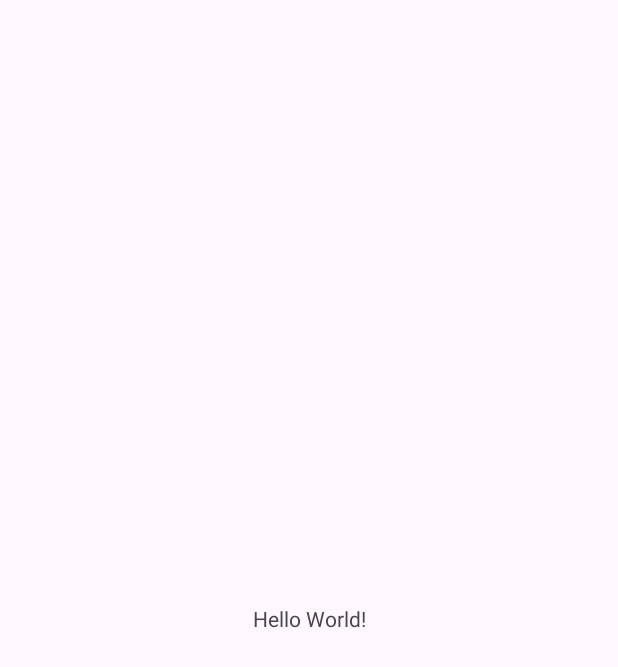
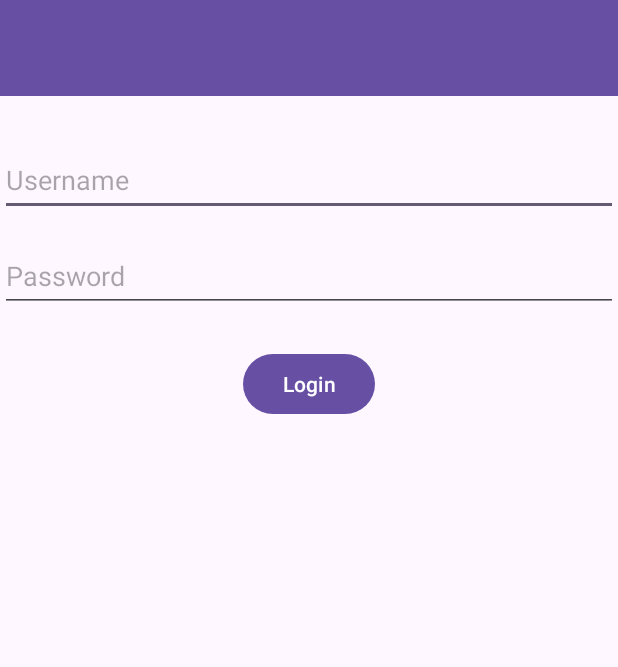
Before and after one commit to preaker81/JAVA22-Mobilt-LifeCycle-jimmy-karlsson, an Android app: the screen it shows after launch (MainActivity), on a phone screen of 412 x 824 dp. Before the commit the part shown is almost empty. Shown: the top 667 px of the screen. Run offline under Robolectric (Android 15) with nearby library versions, the phone set to English and light mode, and no system bars.

Commit message:
login and menu toggle

```diff
--- a/app/src/main/AndroidManifest.xml
+++ b/app/src/main/AndroidManifest.xml
@@ -13,6 +13,9 @@
         android:theme="@style/Theme.LifeCycle"
         tools:targetApi="31">
         <activity
+            android:name=".DashboardActivity"
+            android:exported="false" />
+        <activity
             android:name=".MainActivity"
             android:exported="true">
             <intent-filter>
--- a/app/src/main/java/com/example/lifecycle/MainActivity.kt
+++ b/app/src/main/java/com/example/lifecycle/MainActivity.kt
@@ -1,11 +1,100 @@
 package com.example.lifecycle
 
+import android.content.Intent
+import android.content.SharedPreferences
+import android.os.Bundle
+import android.util.Log
+import android.view.Menu
+import android.view.MenuItem
+import android.view.View
+import android.widget.Button
+import android.widget.EditText
 import androidx.appcompat.app.AppCompatActivity
-import android.os.Bundle
+import androidx.appcompat.widget.Toolbar
 
 class MainActivity : AppCompatActivity() {
+
+    lateinit var sharedPreferences: SharedPreferences
+    var isFirstRun = true  // Add this flag to your class variables
+
     override fun onCreate(savedInstanceState: Bundle?) {
         super.onCreate(savedInstanceState)
         setContentView(R.layout.activity_main)
+
+        sharedPreferences = getSharedPreferences("MyApp", MODE_PRIVATE)
+
+        val logoutButtonMain: Button = findViewById(R.id.logoutButtonMain)
+
+        if (sharedPreferences.getBoolean("isLoggedIn", false) && isFirstRun) {
+            isFirstRun = false  // Set the flag to false
+
+            val toolbar: Toolbar = findViewById(R.id.toolbar)
+            setSupportActionBar(toolbar)
+            logoutButtonMain.visibility = View.VISIBLE
+
+            val intent = Intent(this, DashboardActivity::class.java)
+            startActivity(intent)
+        } else {
+            logoutButtonMain.visibility = View.GONE
+        }
+
+        val usernameEditText: EditText = findViewById(R.id.usernameEditText)
+        val passwordEditText: EditText = findViewById(R.id.passwordEditText)
+        val loginButton: Button = findViewById(R.id.loginButton)
+
+        loginButton.setOnClickListener {
+            val username = usernameEditText.text.toString()
+            val password = passwordEditText.text.toString()
+
+            if (MockDb.checkLoggIn(username, password)) {
+                sharedPreferences.edit().putBoolean("isLoggedIn", true).apply()
+                val intent = Intent(this, DashboardActivity::class.java)
+                startActivity(intent)
+            } else {
+                // Handle wrong credentials
+            }
+        }
+
+        logoutButtonMain.setOnClickListener {
+            sharedPreferences.edit().putBoolean("isLoggedIn", false).apply()
+            val intent = Intent(this, MainActivity::class.java)
+            startActivity(intent)
+            finish()
+        }
+    }
+
+    override fun onResume() {
+        super.onResume()
+
+        val logoutButtonMain: Button = findViewById(R.id.logoutButtonMain)
+
+        if (sharedPreferences.getBoolean("isLoggedIn", false)) {
+            val toolbar: Toolbar = findViewById(R.id.toolbar)
+            setSupportActionBar(toolbar)
+            logoutButtonMain.visibility = View.VISIBLE
+        } else {
+            logoutButtonMain.visibility = View.GONE
+        }
+    }
+
+
+    override fun onCreateOptionsMenu(menu: Menu?): Boolean {
+        if (sharedPreferences.getBoolean("isLoggedIn", false)) {
+            menuInflater.inflate(R.menu.menu_main, menu)
+            return true
+        }
+        return false
+    }
+
+    override fun onOptionsItemSelected(item: MenuItem): Boolean {
+        Log.d("DashboardActivity", "Menu item clicked: ${item.itemId}")
+        return when (item.itemId) {
+            R.id.action_dashboard -> {
+                val intent = Intent(this, DashboardActivity::class.java)
+                startActivity(intent)
+                true
+            }
+            else -> super.onOptionsItemSelected(item)
+        }
     }
 }
--- a/app/src/main/res/layout/activity_main.xml
+++ b/app/src/main/res/layout/activity_main.xml
@@ -6,13 +6,58 @@
     android:layout_height="match_parent"
     tools:context=".MainActivity">
 
-    <TextView
+    <!-- Add Toolbar -->
+    <androidx.appcompat.widget.Toolbar
+        android:id="@+id/toolbar"
+        android:layout_width="match_parent"
+        android:layout_height="?attr/actionBarSize"
+        android:background="?attr/colorPrimary"
+        app:layout_constraintTop_toTopOf="parent"
+        app:layout_constraintStart_toStartOf="parent"
+        app:layout_constraintEnd_toEndOf="parent"
+        app:popupTheme="@style/ThemeOverlay.AppCompat.Light"
+        app:theme="@style/ThemeOverlay.AppCompat.Dark.ActionBar" />
+
+    <EditText
+        android:id="@+id/usernameEditText"
+        android:layout_width="0dp"
+        android:layout_height="wrap_content"
+        android:minHeight="48dp"
+        android:layout_marginTop="32dp"
+        android:hint="Username"
+        app:layout_constraintEnd_toEndOf="parent"
+        app:layout_constraintStart_toStartOf="parent"
+        app:layout_constraintTop_toBottomOf="@+id/toolbar" />
+
+    <EditText
+        android:id="@+id/passwordEditText"
+        android:layout_width="0dp"
+        android:layout_height="wrap_content"
+        android:minHeight="48dp"
+        android:layout_marginTop="16dp"
+        android:hint="Password"
+        android:inputType="textPassword"
+        app:layout_constraintEnd_toEndOf="parent"
+        app:layout_constraintStart_toStartOf="parent"
+        app:layout_constraintTop_toBottomOf="@+id/usernameEditText" />
+
+    <Button
+        android:id="@+id/loginButton"
         android:layout_width="wrap_content"
         android:layout_height="wrap_content"
-        android:text="Hello World!"
-        app:layout_constraintBottom_toBottomOf="parent"
+        android:layout_marginTop="24dp"
+        android:text="Login"
         app:layout_constraintEnd_toEndOf="parent"
         app:layout_constraintStart_toStartOf="parent"
-        app:layout_constraintTop_toTopOf="parent" />
+        app:layout_constraintTop_toBottomOf="@+id/passwordEditText" />
+
+    <Button
+        android:id="@+id/logoutButtonMain"
+        android:layout_width="wrap_content"
+        android:layout_height="wrap_content"
+        android:text="Log Out"
+        app:layout_constraintBottom_toBottomOf="parent"
+        app:layout_constraintEnd_toEndOf="parent"/>
+
 
 </androidx.constraintlayout.widget.ConstraintLayout>
--- /dev/null
+++ b/app/src/main/res/menu/menu_main.xml
@@ -0,0 +1,14 @@
+<?xml version="1.0" encoding="utf-8"?>
+<menu xmlns:android="http://schemas.android.com/apk/res/android"
+    xmlns:app="http://schemas.android.com/apk/res-auto">
+    <item
+        android:id="@+id/action_dashboard"
+        android:title="Dashboard"
+        app:showAsAction="never" />
+
+    <!-- Make sure to include this -->
+    <item
+        android:id="@+id/action_main"
+        android:title="Main Activity"
+        app:showAsAction="never" />
+</menu>
```
Also changed, not shown: app/src/main/java/com/example/lifecycle/DashboardActivity.kt (added, +54 -0 lines), app/src/main/java/com/example/lifecycle/MockDb.kt (added, +21 -0 lines), app/src/main/res/layout/activity_dashboard.xml (added, +37 -0 lines).
